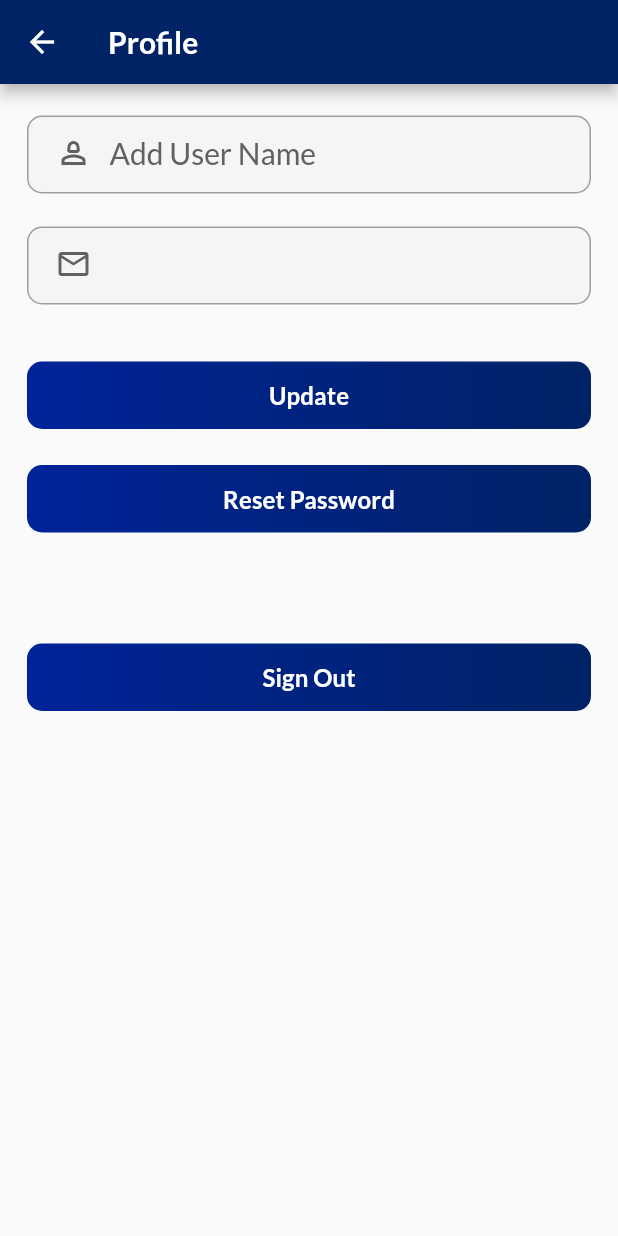
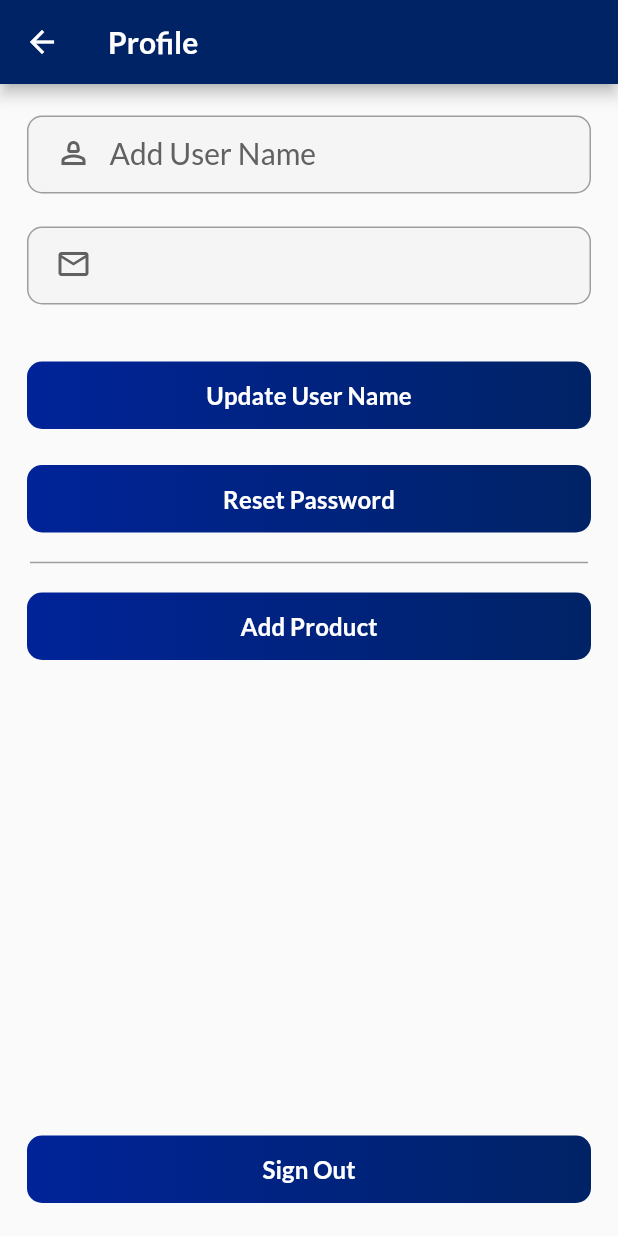
Before and after one commit to Lakmal256/bmw-ecom, a Flutter app: the ProfileScreen screen opened directly, on a phone screen of 412 x 824 dp. Run offline on Flutter 3.47's test engine with Material 3 defaults, Android fonts, the phone set to English and light mode, and no system bars; our stand-ins replace carousel_slider, cloud_firestore, connectivity_plus, firebase_auth, firebase_core, flutter_dotenv and 4 more; accounts and stored records are empty.

Commit message:
add user,admin providers

```diff
--- a/lib/controllers/auth_controller.dart
+++ b/lib/controllers/auth_controller.dart
@@ -1,45 +1,21 @@
+import 'package:cloud_firestore/cloud_firestore.dart';
 import 'package:firebase_auth/firebase_auth.dart';
-import 'package:flutter/material.dart';
 import 'package:google_sign_in/google_sign_in.dart';
 import 'package:logger/logger.dart';
 
-import '../screens/screens.dart';
-import '../utils/utils.dart';
-
 class AuthController {
-
-  // Check User State
-
-  void checkAuthState(BuildContext context) {
-    Future.delayed(
-      const Duration(seconds: 2),
-      () {
-        if (!context.mounted) return; // Ensures context is valid
-        FirebaseAuth.instance.authStateChanges().listen(
-          (User? user) {
-            if (!context.mounted) return; // Double-checking context validity
-
-            if (user == null) {
-              CustomNavigator().goTo(context, const SignInScreen());
-              Logger().e('User is currently Sign Out!');
-            } else {
-              CustomNavigator().goTo(context, const LauncherScreen());
-              Logger().i('User is Sign In : ${user.email}');
-            }
-          },
-        );
-      },
-    );
-  }
-
   // Create User Account with Email
 
   Future<void> createUserAccountWithEmail({required String email, required String password}) async {
     try {
-      final credential = await FirebaseAuth.instance.createUserWithEmailAndPassword(
+      final credential = await FirebaseAuth.instance
+          .createUserWithEmailAndPassword(
         email: email,
         password: password,
-      );
+      )
+          .then((value) {
+        addUser(value.user!.uid, value.user?.displayName ?? '', email);
+      });
       Logger().i('Account created with : ${credential.user!.email}');
     } on FirebaseAuthException catch (e) {
       if (e.code == 'weak-password') {
@@ -101,6 +77,21 @@ class AuthController {
     User? user = FirebaseAuth.instance.currentUser;
     await user?.updateDisplayName(userName);
   }
+
+  // Save User Data
+
+  CollectionReference users = FirebaseFirestore.instance.collection("Users");
+  Future<void> addUser(String uid, String name, String email) {
+    return users.doc(uid).set({
+      "name": name,
+      "uid": uid,
+      "email": email,
+    }).then((value) {
+      Logger().i("User Added");
+    }).catchError((e) {
+      Logger().e(e);
+    });
+  }
 }
 
 class UserNotFoundException implements Exception {
--- a/lib/models/models.dart
+++ b/lib/models/models.dart
@@ -1 +1,2 @@
 export 'car_model.dart';
+export 'user_model.dart';
--- /dev/null
+++ b/lib/models/user_model.dart
@@ -0,0 +1,8 @@
+class UserModel {
+  String displayName;
+  String userImage;
+  String email;
+  String uid;
+
+  UserModel({required this.displayName, required this.userImage, required this.email, required this.uid});
+}
--- a/lib/providers/providers.dart
+++ b/lib/providers/providers.dart
@@ -1,2 +1,4 @@
 export 'signup_provider.dart';
 export 'launcher_provider.dart';
+export 'user_provider.dart';
+export 'admin_provider.dart';
--- /dev/null
+++ b/lib/providers/user_provider.dart
@@ -0,0 +1,52 @@
+import 'package:e_commerce/models/models.dart';
+import 'package:firebase_auth/firebase_auth.dart';
+import 'package:flutter/widgets.dart';
+import 'package:logger/logger.dart';
+
+import '../screens/screens.dart';
+import '../utils/utils.dart';
+
+class UserProvider extends ChangeNotifier {
+  UserModel? _user;
+  UserModel? get userData => _user;
+
+  // Check User State
+
+  void checkAuthState(BuildContext context) {
+    Future.delayed(
+      const Duration(seconds: 2),
+      () {
+        if (!context.mounted) return; // Ensures context is valid
+        FirebaseAuth.instance.authStateChanges().listen(
+          (User? user) {
+            if (!context.mounted) return; // Double-checking context validity
+
+            if (user == null) {
+              CustomNavigator().goTo(context, const SignInScreen());
+              Logger().e('User is currently Sign Out!');
+            } else {
+              _user = UserModel(
+                  displayName: user.displayName ?? '',
+                  userImage: user.photoURL ?? '',
+                  email: user.email!,
+                  uid: user.uid);
+              CustomNavigator().goTo(context, const LauncherScreen());
+              Logger().i('User is Sign In : ${user.email}');
+            }
+          },
+        );
+      },
+    );
+  }
+
+  void updateUserModel(BuildContext context) {
+    FirebaseAuth.instance.authStateChanges().listen(
+      (User? user) {
+        if (user != null) {
+          _user = UserModel(
+              displayName: user.displayName ?? '', userImage: user.photoURL ?? '', email: user.email!, uid: user.uid);
+        }
+      },
+    );
+  }
+}
--- a/lib/screens/forgot_password_screen.dart
+++ b/lib/screens/forgot_password_screen.dart
@@ -152,7 +152,8 @@ class _ForgotPasswordScreenState extends State<ForgotPasswordScreen> {
                       size: 20,
                     ),
                     onPressed: () => Navigator.of(context).pop()),
-                )),
+              ),
+            ),
             Align(
               alignment: Alignment.bottomCenter,
               child: Image.asset(
--- a/lib/screens/profile_screen.dart
+++ b/lib/screens/profile_screen.dart
@@ -1,13 +1,14 @@
 import 'package:e_commerce/controllers/controllers.dart';
 import 'package:e_commerce/providers/providers.dart';
+import 'package:e_commerce/screens/add_products.dart';
 import 'package:firebase_auth/firebase_auth.dart';
 import 'package:flutter/material.dart';
 import 'package:google_fonts/google_fonts.dart';
 import 'package:provider/provider.dart';
 
 import '../components/components.dart';
+import '../models/models.dart';
 import '../utils/utils.dart';
-import 'screens.dart';
 
 class ProfileScreen extends StatefulWidget {
   const ProfileScreen({super.key});
@@ -18,6 +19,21 @@ class ProfileScreen extends StatefulWidget {
 
 class _ProfileScreenState extends State<ProfileScreen> {
   ProfileFormController controller = ProfileFormController();
+
+  handleSignOut(BuildContext context) async {
+    bool? ok = await showConfirmationDialog(
+      context,
+      title: 'SignOut?',
+      content: "Are you sure you want to sign out?",
+    );
+
+    if (ok != null && ok) {
+      await FirebaseAuth.instance.signOut();
+      WidgetsBinding.instance.addPostFrameCallback((_) {
+        Provider.of<LauncherProvider>(context, listen: false).changeIndex(0);
+      });
+    }
+  }
 
   @override
   Widget build(BuildContext context) {
@@ -42,6 +58,13 @@ class _ProfileScreenState extends State<ProfileScreen> {
               ],
             ),
           ),
+          const Spacer(),
+          CustomGradientButton(
+              onPressed: () => handleSignOut(context),
+              width: MediaQuery.of(context).size.width,
+              height: 45,
+              text: 'Sign Out'),
+          const SizedBox(height: 10),
         ],
       ),
     );
@@ -61,20 +84,21 @@ class ProfileForm extends StatefulFormWidget<ProfileFormValue> {
 class _ProfileFormState extends State<ProfileForm> with FormMixin {
   TextEditingController userNameTextEditingController = TextEditingController();
   TextEditingController emailTextEditingController = TextEditingController();
-  User? user;
+  UserModel? user;
 
   @override
   void initState() {
     super.initState();
-    user = FirebaseAuth.instance.currentUser;
+    user = Provider.of<UserProvider>(context, listen: false).userData;
     if (user != null) {
       userNameTextEditingController.text = user?.displayName ?? '';
-      emailTextEditingController.text = user!.email!;
+      widget.controller.value.userName = user?.displayName ?? '';
+      emailTextEditingController.text = user!.email;
     }
   }
 
   handleUserNameUpdate() async {
-    if (userNameTextEditingController.text.isNotEmpty && user!.displayName != userNameTextEditingController.text) {
+    if (await widget.controller.validate() && user!.displayName != userNameTextEditingController.text) {
       try {
         locate<ProgressIndicatorController>().show();
 
@@ -89,6 +113,9 @@ class _ProfileFormState extends State<ProfileForm> with FormMixin {
           ),
           const Duration(seconds: 5),
         );
+        if (mounted) {
+          Provider.of<UserProvider>(context, listen: false).updateUserModel(context);
+        }
       } catch (err) {
         locate<PopupController>().addItemFor(
           DismissiblePopup(
@@ -106,6 +133,12 @@ class _ProfileFormState extends State<ProfileForm> with FormMixin {
   }
 
   handlePasswordResetLinkSend() async {
+    bool? ok = await showConfirmationDialog(
+      context,
+      title: 'Reset Password?',
+      content: "Are you sure you want to\nreset password?",
+    );
+    if (ok != null && ok) {
       try {
         locate<ProgressIndicatorController>().show();
 
@@ -133,17 +166,6 @@ class _ProfileFormState extends State<ProfileForm> with FormMixin {
       } finally {
         locate<ProgressIndicatorController>().hide();
       }
-  }
-
-  handleSignOut(BuildContext context) async {
-    bool? ok = await showConfirmationDialog(
-      context,
-      title: 'SignOut?',
-      content: "Are you sure you want to sign out?",
-    );
-
-    if (ok != null && ok) {
-      await FirebaseAuth.instance.signOut();
     }
   }
 
@@ -177,6 +199,7 @@ class _ProfileFormState extends State<ProfileForm> with FormMixin {
                       focusedBorder: InputBorder.none,
                       hintText: "Add User Name",
                       hintStyle: Theme.of(context).inputDecorationTheme.labelStyle,
+                      errorText: formValue.getError("uName"),
                       prefixIcon: const Icon(
                         Icons.person_2_outlined,
                       ),
@@ -216,9 +239,6 @@ class _ProfileFormState extends State<ProfileForm> with FormMixin {
                         Icons.email_outlined,
                       ),
                     ),
-                    onChanged: (value) => widget.controller.setValue(
-                      widget.controller.value..email = value,
-                    ),
                   ),
                 ),
               ),
@@ -228,18 +248,26 @@ class _ProfileFormState extends State<ProfileForm> with FormMixin {
                 onPressed: () => handleUserNameUpdate(),
                 width: MediaQuery.of(context).size.width,
                 height: 45,
-                text: 'Update'),
+                text: 'Update User Name'),
             CustomGradientButton(
                 onPressed: () => handlePasswordResetLinkSend(),
                 width: MediaQuery.of(context).size.width,
                 height: 45,
                 text: 'Reset Password'),
-            const SizedBox(height: 50),
+            const Divider(
+              color: Colors.grey,
+              thickness: 1,
+              indent: 20,
+              endIndent: 20,
+            ),
             CustomGradientButton(
-                onPressed: () => handleSignOut(context),
+                onPressed: () => CustomNavigator().goTo(
+                      context,
+                      const AddProducts(),
+                    ),
                 width: MediaQuery.of(context).size.width,
                 height: 45,
-                text: 'Sign Out'),
+                text: 'Add Product'),
           ],
         );
       },
@@ -249,11 +277,23 @@ class _ProfileFormState extends State<ProfileForm> with FormMixin {
 
 class ProfileFormValue extends FormValue {
   String? userName;
-  String? email;
 
-  ProfileFormValue({this.userName, this.email});
+  ProfileFormValue({this.userName});
 }
 
 class ProfileFormController extends FormController<ProfileFormValue> {
-  ProfileFormController() : super(initialValue: ProfileFormValue(email: "", userName: ""));
+  ProfileFormController() : super(initialValue: ProfileFormValue(userName: ''));
+  @override
+  Future<bool> validate() async {
+    value.errors.clear();
+
+    String? uName = value.userName;
+
+    if (FormValidators.isEmpty(uName)) {
+      value.errors.addAll({"uName": "User Name is required"});
     }
+
+    setValue(value);
+    return value.errors.isEmpty;
+  }
+}
--- a/lib/screens/screens.dart
+++ b/lib/screens/screens.dart
@@ -7,3 +7,5 @@ export 'cart_screen.dart';
 export 'favourite_screen.dart';
 export 'profile_screen.dart';
 export 'launcher.dart';
+export 'product_details_screen.dart';
+export 'add_products.dart';
--- a/lib/screens/signin_screen.dart
+++ b/lib/screens/signin_screen.dart
@@ -1,5 +1,4 @@
 import 'package:e_commerce/components/components.dart';
-import 'package:e_commerce/screens/launcher.dart';
 import 'package:e_commerce/screens/screens.dart';
 import 'package:flutter/material.dart';
 import 'package:google_fonts/google_fonts.dart';
@@ -123,7 +122,8 @@ class _SignInScreenState extends State<SignInScreen> {
   Widget build(BuildContext context) {
     return Scaffold(
       backgroundColor: Theme.of(context).colorScheme.surface,
-      body: Container(
+      body: SingleChildScrollView(
+        child: Container(
           width: MediaQuery.of(context).size.width,
           height: MediaQuery.of(context).size.height,
           color: Theme.of(context).colorScheme.surface,
@@ -310,6 +310,7 @@ class _SignInScreenState extends State<SignInScreen> {
             ],
           ),
         ),
+      ),
     );
   }
 }
--- a/lib/screens/signup_screen.dart
+++ b/lib/screens/signup_screen.dart
@@ -105,7 +105,8 @@ class _SignUpScreenState extends State<SignUpScreen> {
   Widget build(BuildContext context) {
     return Scaffold(
       backgroundColor: Theme.of(context).colorScheme.surface,
-      body: Container(
+      body: SingleChildScrollView(
+        child: Container(
           width: MediaQuery.of(context).size.width,
           height: MediaQuery.of(context).size.height,
           color: Theme.of(context).colorScheme.surface,
@@ -268,6 +269,7 @@ class _SignUpScreenState extends State<SignUpScreen> {
                 ),
               ),
             ],
+          ),
         ),
       ),
     );
--- a/lib/screens/splash_screen.dart
+++ b/lib/screens/splash_screen.dart
@@ -1,6 +1,8 @@
 import 'package:e_commerce/controllers/auth_controller.dart';
+import 'package:e_commerce/providers/providers.dart';
 import 'package:flutter/cupertino.dart';
 import 'package:flutter/material.dart';
+import 'package:provider/provider.dart';
 
 class SplashScreen extends StatefulWidget {
   const SplashScreen({super.key});
@@ -13,7 +15,7 @@ class _SplashScreenState extends State<SplashScreen> {
   @override
   void initState() {
     super.initState();
-    AuthController().checkAuthState(context);
+    Provider.of<UserProvider>(context, listen: false).checkAuthState(context);
   }
 
   @override
--- a/pubspec.yaml
+++ b/pubspec.yaml
@@ -45,6 +45,7 @@ dependencies:
   connectivity_plus: ^6.1.0
   google_sign_in: ^6.2.2
   provider: ^6.1.2
+  cloud_firestore: ^5.4.5
 
 dev_dependencies:
   flutter_test:
```
Also changed, not shown: lib/main.dart (+7 -2 lines), lib/providers/admin_provider.dart (added, +13 -0 lines), lib/screens/add_products.dart (added, +194 -0 lines), lib/screens/dashboard.dart (+5 -18 lines), pubspec.lock, 1 other file. Lines whose indentation alone changed are shown as unchanged.
